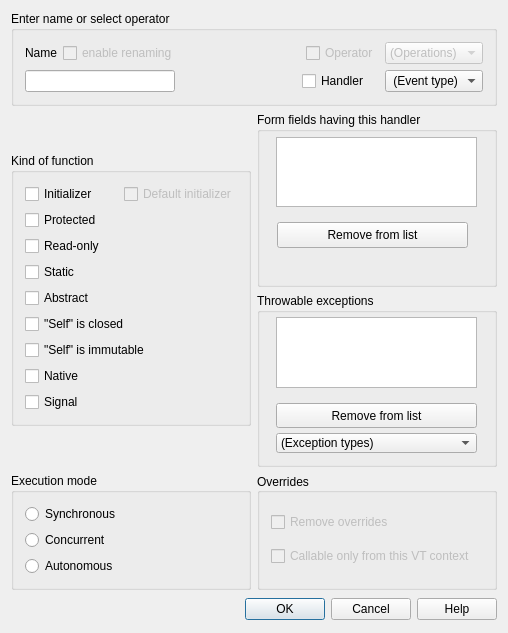
Old version of the form lavape/src/LavaPE_UI/idd_funcbox.ui in the repository berkus/lavape.
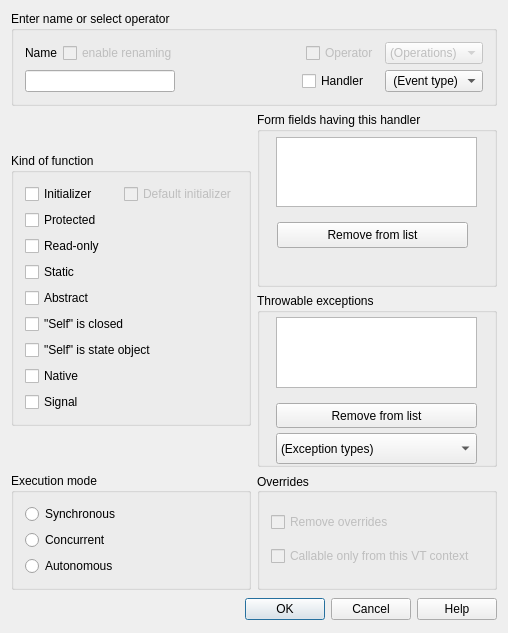
New version of the form.

```diff
--- a/lavape/src/LavaPE_UI/idd_funcbox.ui
+++ b/lavape/src/LavaPE_UI/idd_funcbox.ui
@@ -330,7 +330,7 @@
           <item>
            <widget class="QCheckBox" name="Immutable" >
             <property name="text" >
-             <string>"Self" is immutable</string>
+             <string>"Self" is state object</string>
             </property>
            </widget>
           </item>
@@ -504,7 +504,7 @@
             <x>19</x>
             <y>140</y>
             <width>201</width>
-            <height>20</height>
+            <height>31</height>
            </rect>
           </property>
           <property name="sizePolicy" >
```
Left out of the diff: 8 changed lines with no effect on the pictures.
